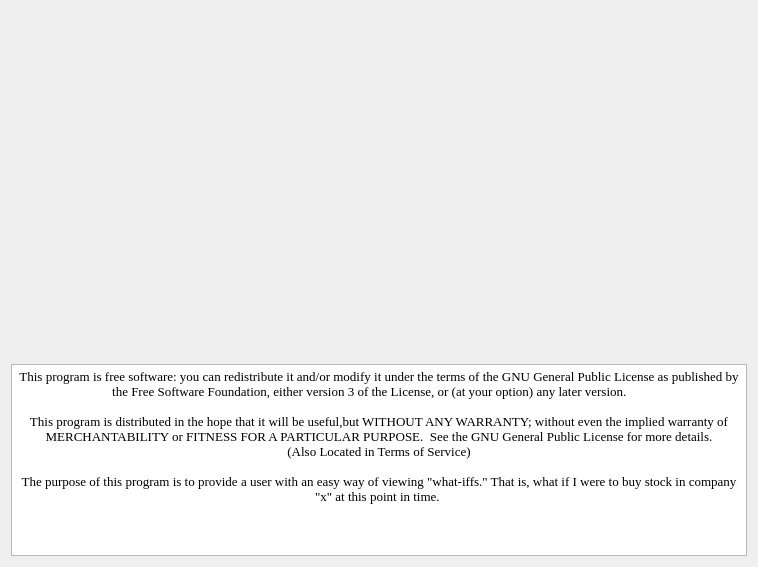
This is MarketGame/about.ui in plagentile/Market_Game as Qt 5 draws it before an edit. The edited form follows.
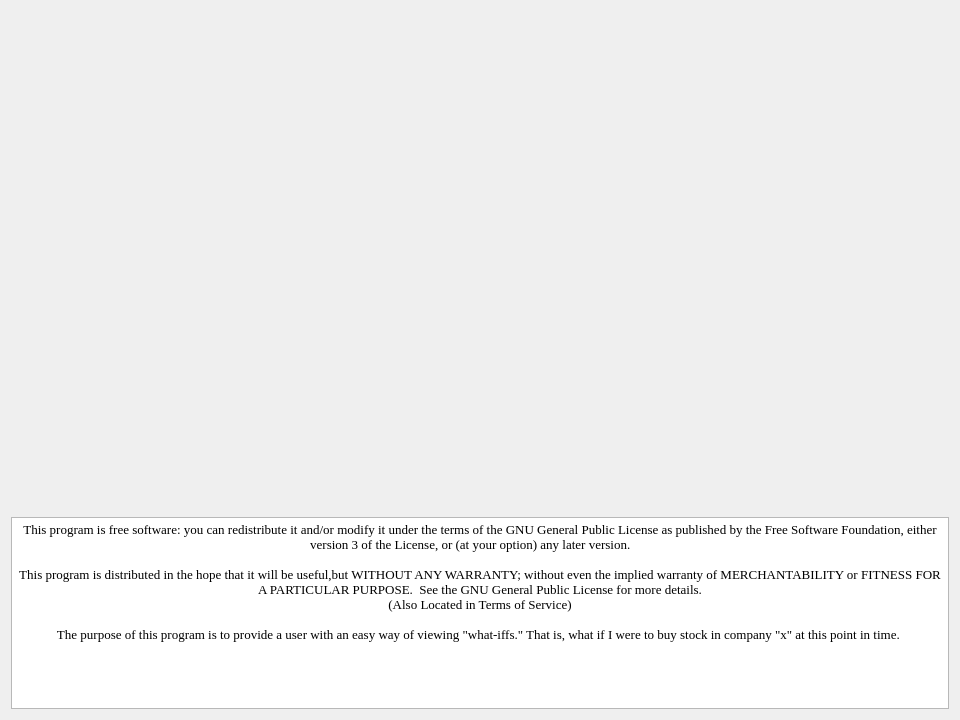
This is the edited form. Icons and pictures are not drawn.

Patch:
```diff
--- a/MarketGame/about.ui
+++ b/MarketGame/about.ui
@@ -6,8 +6,8 @@
    <rect>
     <x>0</x>
     <y>0</y>
-    <width>758</width>
-    <height>567</height>
+    <width>960</width>
+    <height>720</height>
    </rect>
   </property>
   <property name="windowTitle">
```
